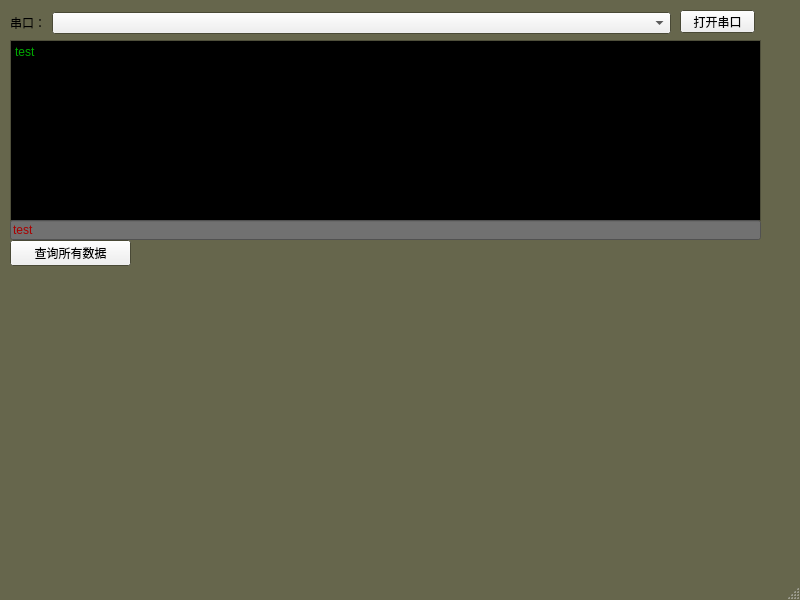
The window that uartui_qt.ui (feifeishannon/python) describes before a commit, drawn with Qt 5.
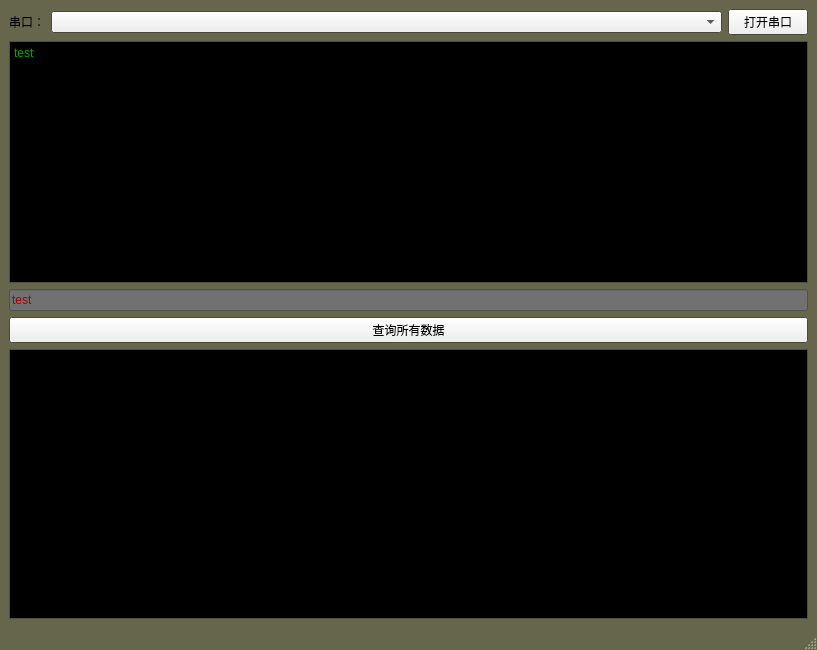
The same window after the commit. Custom widgets are drawn as their Qt base class.

Diff of the .ui file:
```diff
--- a/uartui_qt.ui
+++ b/uartui_qt.ui
@@ -6,8 +6,8 @@
    <rect>
     <x>0</x>
     <y>0</y>
-    <width>800</width>
-    <height>600</height>
+    <width>817</width>
+    <height>650</height>
    </rect>
   </property>
   <property name="palette">
@@ -78,15 +78,224 @@
    <string>MainWindow</string>
   </property>
   <widget class="QWidget" name="centralwidget">
+   <layout class="QVBoxLayout" name="verticalLayout_2">
+    <item>
+     <layout class="QHBoxLayout" name="horizontalLayout">
+      <property name="sizeConstraint">
+       <enum>QLayout::SetDefaultConstraint</enum>
+      </property>
+      <item>
+       <widget class="QLabel" name="label">
+        <property name="palette">
+         <palette>
+          <active>
+           <colorrole role="WindowText">
+            <brush brushstyle="SolidPattern">
+             <color alpha="255">
+              <red>255</red>
+              <green>170</green>
+              <blue>127</blue>
+             </color>
+            </brush>
+           </colorrole>
+           <colorrole role="Text">
+            <brush brushstyle="SolidPattern">
+             <color alpha="255">
+              <red>255</red>
+              <green>170</green>
+              <blue>127</blue>
+             </color>
+            </brush>
+           </colorrole>
+           <colorrole role="PlaceholderText">
+            <brush brushstyle="SolidPattern">
+             <color alpha="128">
+              <red>255</red>
+              <green>170</green>
+              <blue>127</blue>
+             </color>
+            </brush>
+           </colorrole>
+          </active>
+          <inactive>
+           <colorrole role="WindowText">
+            <brush brushstyle="SolidPattern">
+             <color alpha="255">
+              <red>0</red>
+              <green>0</green>
+              <blue>0</blue>
+             </color>
+            </brush>
+           </colorrole>
+           <colorrole role="Text">
+            <brush brushstyle="SolidPattern">
+             <color alpha="255">
+              <red>255</red>
+              <green>170</green>
+              <blue>127</blue>
+             </color>
+            </brush>
+           </colorrole>
+           <colorrole role="PlaceholderText">
+            <brush brushstyle="SolidPattern">
+             <color alpha="128">
+              <red>255</red>
+              <green>170</green>
+              <blue>127</blue>
+             </color>
+            </brush>
+           </colorrole>
+          </inactive>
+          <disabled>
+           <colorrole role="WindowText">
+            <brush brushstyle="SolidPattern">
+             <color alpha="255">
+              <red>120</red>
+              <green>120</green>
+              <blue>120</blue>
+             </color>
+            </brush>
+           </colorrole>
+           <colorrole role="Text">
+            <brush brushstyle="SolidPattern">
+             <color alpha="255">
+              <red>120</red>
+              <green>120</green>
+              <blue>120</blue>
+             </color>
+            </brush>
+           </colorrole>
+           <colorrole role="PlaceholderText">
+            <brush brushstyle="SolidPattern">
+             <color alpha="128">
+              <red>0</red>
+              <green>0</green>
+              <blue>0</blue>
+             </color>
+            </brush>
+           </colorrole>
+          </disabled>
+         </palette>
+        </property>
+        <property name="text">
+         <string>串口：</string>
+        </property>
+       </widget>
+      </item>
+      <item>
+       <widget class="QComboBox" name="comboBox">
+        <property name="sizePolicy">
+         <sizepolicy hsizetype="MinimumExpanding" vsizetype="Fixed">
+          <horstretch>0</horstretch>
+          <verstretch>0</verstretch>
+         </sizepolicy>
+        </property>
+        <property name="palette">
+         <palette>
+          <active>
+           <colorrole role="WindowText">
+            <brush brushstyle="SolidPattern">
+             <color alpha="255">
+              <red>0</red>
+              <green>0</green>
+              <blue>0</blue>
+             </color>
+            </brush>
+           </colorrole>
+           <colorrole role="Text">
+            <brush brushstyle="SolidPattern">
+             <color alpha="255">
+              <red>170</red>
+              <green>85</green>
+              <blue>0</blue>
+             </color>
+            </brush>
+           </colorrole>
+           <colorrole role="PlaceholderText">
+            <brush brushstyle="SolidPattern">
+             <color alpha="128">
+              <red>170</red>
+              <green>85</green>
+              <blue>0</blue>
+             </color>
+            </brush>
+           </colorrole>
+          </active>
+          <inactive>
+           <colorrole role="WindowText">
+            <brush brushstyle="SolidPattern">
+             <color alpha="255">
+              <red>0</red>
+              <green>0</green>
+              <blue>0</blue>
+             </color>
+            </brush>
+           </colorrole>
+           <colorrole role="Text">
+            <brush brushstyle="SolidPattern">
+             <color alpha="255">
+              <red>170</red>
+              <green>85</green>
+              <blue>0</blue>
+             </color>
+            </brush>
+           </colorrole>
+           <colorrole role="PlaceholderText">
+            <brush brushstyle="SolidPattern">
+             <color alpha="128">
+              <red>170</red>
+              <green>85</green>
+              <blue>0</blue>
+             </color>
+            </brush>
+           </colorrole>
+          </inactive>
+          <disabled>
+           <colorrole role="WindowText">
+            <brush brushstyle="SolidPattern">
+             <color alpha="255">
+              <red>120</red>
+              <green>120</green>
+              <blue>120</blue>
+             </color>
+            </brush>
+           </colorrole>
+           <colorrole role="Text">
+            <brush brushstyle="SolidPattern">
+             <color alpha="255">
+              <red>120</red>
+              <green>120</green>
+              <blue>120</blue>
+             </color>
+            </brush>
+           </colorrole>
+           <colorrole role="PlaceholderText">
+            <brush brushstyle="SolidPattern">
+             <color alpha="128">
+              <red>0</red>
+              <green>0</green>
+              <blue>0</blue>
+             </color>
+            </brush>
+           </colorrole>
+          </disabled>
+         </palette>
+        </property>
+       </widget>
+      </item>
+      <item>
+       <widget class="QPushButton" name="openUARTPortButton">
+        <property name="text">
+         <string>打开串口</string>
+        </property>
+       </widget>
+      </item>
+     </layout>
+    </item>
+    <item>
+     <layout class="QVBoxLayout" name="verticalLayout">
+      <item>
    <widget class="QTextBrowser" name="textBrowser">
-    <property name="geometry">
-     <rect>
-      <x>10</x>
-      <y>40</y>
-      <width>751</width>
-      <height>181</height>
-     </rect>
-    </property>
     <property name="palette">
      <palette>
       <active>
@@ -191,28 +400,9 @@
 &lt;p style=&quot; margin-top:0px; margin-bottom:0px; margin-left:0px; margin-right:0px; -qt-block-indent:0; text-indent:0px;&quot;&gt;&lt;span style=&quot; font-size:9pt;&quot;&gt;test&lt;/span&gt;&lt;/p&gt;&lt;/body&gt;&lt;/html&gt;</string>
     </property>
    </widget>
-   <widget class="QPushButton" name="openUARTPortButton">
-    <property name="geometry">
-     <rect>
-      <x>680</x>
-      <y>10</y>
-      <width>75</width>
-      <height>23</height>
-     </rect>
-    </property>
-    <property name="text">
-     <string>打开串口</string>
-    </property>
-   </widget>
+      </item>
+      <item>
    <widget class="QLineEdit" name="lineEdit">
-    <property name="geometry">
-     <rect>
-      <x>10</x>
-      <y>220</y>
-      <width>751</width>
-      <height>20</height>
-     </rect>
-    </property>
     <property name="palette">
      <palette>
       <active>
@@ -419,233 +609,27 @@
      <string>test</string>
     </property>
    </widget>
-   <widget class="QWidget" name="layoutWidget">
-    <property name="geometry">
-     <rect>
-      <x>10</x>
-      <y>10</y>
-      <width>661</width>
-      <height>26</height>
-     </rect>
-    </property>
-    <layout class="QHBoxLayout" name="horizontalLayout">
-     <property name="sizeConstraint">
-      <enum>QLayout::SetDefaultConstraint</enum>
-     </property>
-     <item>
-      <widget class="QLabel" name="label">
-       <property name="palette">
-        <palette>
-         <active>
-          <colorrole role="WindowText">
-           <brush brushstyle="SolidPattern">
-            <color alpha="255">
-             <red>255</red>
-             <green>170</green>
-             <blue>127</blue>
-            </color>
-           </brush>
-          </colorrole>
-          <colorrole role="Text">
-           <brush brushstyle="SolidPattern">
-            <color alpha="255">
-             <red>255</red>
-             <green>170</green>
-             <blue>127</blue>
-            </color>
-           </brush>
-          </colorrole>
-          <colorrole role="PlaceholderText">
-           <brush brushstyle="SolidPattern">
-            <color alpha="128">
-             <red>255</red>
-             <green>170</green>
-             <blue>127</blue>
-            </color>
-           </brush>
-          </colorrole>
-         </active>
-         <inactive>
-          <colorrole role="WindowText">
-           <brush brushstyle="SolidPattern">
-            <color alpha="255">
-             <red>0</red>
-             <green>0</green>
-             <blue>0</blue>
-            </color>
-           </brush>
-          </colorrole>
-          <colorrole role="Text">
-           <brush brushstyle="SolidPattern">
-            <color alpha="255">
-             <red>255</red>
-             <green>170</green>
-             <blue>127</blue>
-            </color>
-           </brush>
-          </colorrole>
-          <colorrole role="PlaceholderText">
-           <brush brushstyle="SolidPattern">
-            <color alpha="128">
-             <red>255</red>
-             <green>170</green>
-             <blue>127</blue>
-            </color>
-           </brush>
-          </colorrole>
-         </inactive>
-         <disabled>
-          <colorrole role="WindowText">
-           <brush brushstyle="SolidPattern">
-            <color alpha="255">
-             <red>120</red>
-             <green>120</green>
-             <blue>120</blue>
-            </color>
-           </brush>
-          </colorrole>
-          <colorrole role="Text">
-           <brush brushstyle="SolidPattern">
-            <color alpha="255">
-             <red>120</red>
-             <green>120</green>
-             <blue>120</blue>
-            </color>
-           </brush>
-          </colorrole>
-          <colorrole role="PlaceholderText">
-           <brush brushstyle="SolidPattern">
-            <color alpha="128">
-             <red>0</red>
-             <green>0</green>
-             <blue>0</blue>
-            </color>
-           </brush>
-          </colorrole>
-         </disabled>
-        </palette>
-       </property>
-       <property name="text">
-        <string>串口：</string>
-       </property>
-      </widget>
-     </item>
-     <item>
-      <widget class="QComboBox" name="comboBox">
-       <property name="sizePolicy">
-        <sizepolicy hsizetype="MinimumExpanding" vsizetype="Fixed">
-         <horstretch>0</horstretch>
-         <verstretch>0</verstretch>
-        </sizepolicy>
-       </property>
-       <property name="palette">
-        <palette>
-         <active>
-          <colorrole role="WindowText">
-           <brush brushstyle="SolidPattern">
-            <color alpha="255">
-             <red>0</red>
-             <green>0</green>
-             <blue>0</blue>
-            </color>
-           </brush>
-          </colorrole>
-          <colorrole role="Text">
-           <brush brushstyle="SolidPattern">
-            <color alpha="255">
-             <red>170</red>
-             <green>85</green>
-             <blue>0</blue>
-            </color>
-           </brush>
-          </colorrole>
-          <colorrole role="PlaceholderText">
-           <brush brushstyle="SolidPattern">
-            <color alpha="128">
-             <red>170</red>
-             <green>85</green>
-             <blue>0</blue>
-            </color>
-           </brush>
-          </colorrole>
-         </active>
-         <inactive>
-          <colorrole role="WindowText">
-           <brush brushstyle="SolidPattern">
-            <color alpha="255">
-             <red>0</red>
-             <green>0</green>
-             <blue>0</blue>
-            </color>
-           </brush>
-          </colorrole>
-          <colorrole role="Text">
-           <brush brushstyle="SolidPattern">
-            <color alpha="255">
-             <red>170</red>
-             <green>85</green>
-             <blue>0</blue>
-            </color>
-           </brush>
-          </colorrole>
-          <colorrole role="PlaceholderText">
-           <brush brushstyle="SolidPattern">
-            <color alpha="128">
-             <red>170</red>
-             <green>85</green>
-             <blue>0</blue>
-            </color>
-           </brush>
-          </colorrole>
-         </inactive>
-         <disabled>
-          <colorrole role="WindowText">
-           <brush brushstyle="SolidPattern">
-            <color alpha="255">
-             <red>120</red>
-             <green>120</green>
-             <blue>120</blue>
-            </color>
-           </brush>
-          </colorrole>
-          <colorrole role="Text">
-           <brush brushstyle="SolidPattern">
-            <color alpha="255">
-             <red>120</red>
-             <green>120</green>
-             <blue>120</blue>
-            </color>
-           </brush>
-          </colorrole>
-          <colorrole role="PlaceholderText">
-           <brush brushstyle="SolidPattern">
-            <color alpha="128">
-             <red>0</red>
-             <green>0</green>
-             <blue>0</blue>
-            </color>
-           </brush>
-          </colorrole>
-         </disabled>
-        </palette>
-       </property>
-      </widget>
-     </item>
-    </layout>
-   </widget>
+      </item>
+     </layout>
+    </item>
+    <item>
    <widget class="QPushButton" name="readAllDataButton">
-    <property name="geometry">
-     <rect>
-      <x>10</x>
-      <y>240</y>
-      <width>121</width>
-      <height>26</height>
-     </rect>
-    </property>
     <property name="text">
      <string>查询所有数据</string>
     </property>
    </widget>
+    </item>
+    <item>
+     <widget class="PlotWidget" name="graphicsView">
+      <property name="sizePolicy">
+       <sizepolicy hsizetype="Expanding" vsizetype="Expanding">
+        <horstretch>5</horstretch>
+        <verstretch>0</verstretch>
+       </sizepolicy>
+      </property>
+     </widget>
+    </item>
+   </layout>
   </widget>
   <widget class="QMenuBar" name="menubar">
    <property name="geometry">
@@ -659,6 +643,13 @@
   </widget>
   <widget class="QStatusBar" name="statusbar"/>
  </widget>
+ <customwidgets>
+  <customwidget>
+   <class>PlotWidget</class>
+   <extends>QGraphicsView</extends>
+   <header>pyqtgraph</header>
+  </customwidget>
+ </customwidgets>
  <resources/>
  <connections/>
 </ui>
```
Left out of the diff: 2 changed lines with no effect on the pictures. Lines whose indentation alone changed are shown as unchanged.
